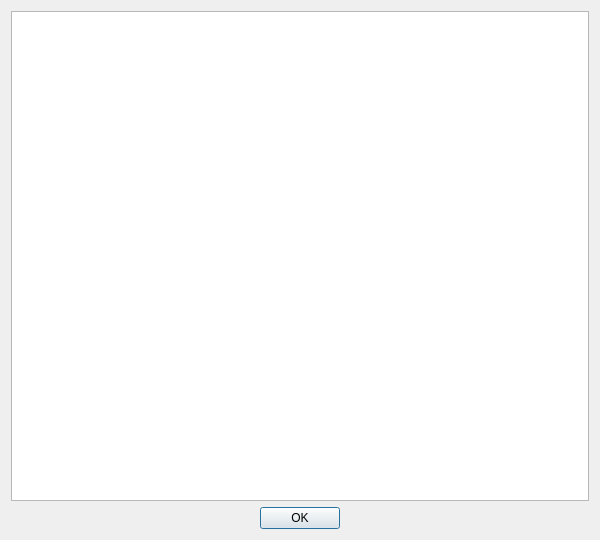
pkoshevoy/aeyae, file apprenticevideo/yaeAbout.ui: the form before one commit.
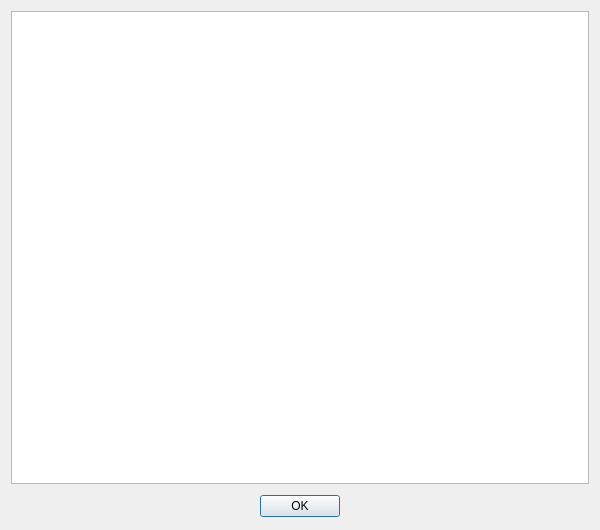
The form after the commit. Icons and pictures are not drawn.

Commit message: Reduce margins in the About dialog to allow more help text to be visible

Patch:
```diff
--- a/apprenticevideo/yaeAbout.ui
+++ b/apprenticevideo/yaeAbout.ui
@@ -7,13 +7,13 @@
     <x>0</x>
     <y>0</y>
     <width>600</width>
-    <height>540</height>
+    <height>530</height>
    </rect>
   </property>
   <property name="minimumSize">
    <size>
     <width>600</width>
-    <height>540</height>
+    <height>530</height>
    </size>
   </property>
   <property name="windowTitle">
@@ -23,50 +23,61 @@
    <iconset resource="apprenticevideo.qrc">
     <normaloff>:/images/apprenticevideo-64.png</normaloff>:/images/apprenticevideo-64.png</iconset>
   </property>
-  <layout class="QVBoxLayout" name="dialogLayout">
-   <item>
+  <layout class="QGridLayout" name="gridLayout">
+   <property name="leftMargin">
+    <number>11</number>
+   </property>
+   <property name="topMargin">
+    <number>11</number>
+   </property>
+   <property name="rightMargin">
+    <number>11</number>
+   </property>
+   <property name="bottomMargin">
+    <number>13</number>
+   </property>
+   <property name="verticalSpacing">
+    <number>11</number>
+   </property>
+   <item row="0" column="0" colspan="3">
     <widget class="QTextBrowser" name="textBrowser">
      <property name="openExternalLinks">
       <bool>true</bool>
      </property>
     </widget>
    </item>
-   <item>
-    <layout class="QHBoxLayout" name="buttonsLayout">
-     <item>
+   <item row="1" column="0">
       <spacer name="spacer_4">
        <property name="orientation">
         <enum>Qt::Horizontal</enum>
        </property>
        <property name="sizeHint" stdset="0">
         <size>
-         <width>40</width>
-         <height>20</height>
+       <width>238</width>
+       <height>0</height>
         </size>
        </property>
       </spacer>
      </item>
-     <item>
+   <item row="1" column="1">
       <widget class="QPushButton" name="okButton">
        <property name="text">
         <string>OK</string>
        </property>
       </widget>
      </item>
-     <item>
+   <item row="1" column="2">
       <spacer name="spacer_3">
        <property name="orientation">
         <enum>Qt::Horizontal</enum>
        </property>
        <property name="sizeHint" stdset="0">
         <size>
-         <width>40</width>
-         <height>20</height>
+       <width>0</width>
+       <height>0</height>
         </size>
        </property>
       </spacer>
-     </item>
-    </layout>
    </item>
   </layout>
  </widget>
```
Lines whose indentation alone changed are shown as unchanged.
